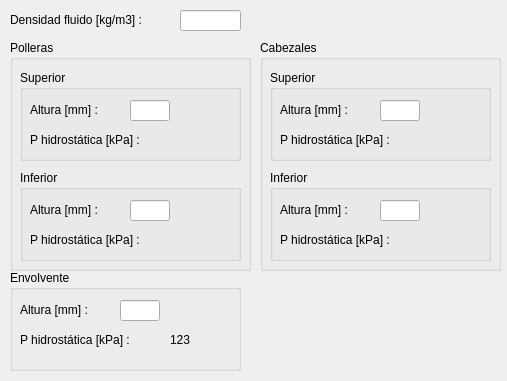
Qt form ui/tabla_presiones_hidrostaticas.ui (tinchofiuba/GUI_ASME) before a commit.
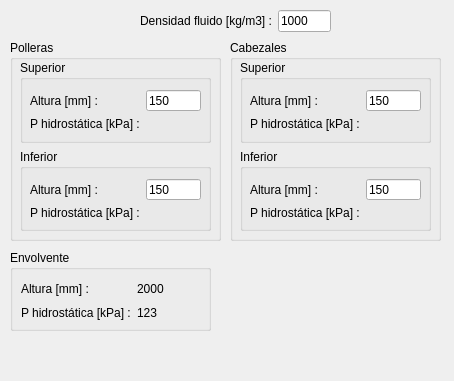
The same form after that commit.

```diff
--- a/ui/tabla_presiones_hidrostaticas.ui
+++ b/ui/tabla_presiones_hidrostaticas.ui
@@ -6,7 +6,7 @@
    <rect>
     <x>0</x>
     <y>0</y>
-    <width>507</width>
+    <width>454</width>
     <height>381</height>
    </rect>
   </property>
@@ -18,377 +18,317 @@
     <rect>
      <x>10</x>
      <y>40</y>
-     <width>241</width>
-     <height>231</height>
+     <width>211</width>
+     <height>201</height>
     </rect>
    </property>
    <property name="title">
     <string>Polleras</string>
    </property>
+   <widget class="QWidget" name="">
+    <property name="geometry">
+     <rect>
+      <x>10</x>
+      <y>20</y>
+      <width>191</width>
+      <height>171</height>
+     </rect>
+    </property>
+    <layout class="QVBoxLayout" name="verticalLayout">
+     <item>
    <widget class="QGroupBox" name="groupBox_2">
+       <property name="title">
+        <string>Superior</string>
+       </property>
+       <widget class="QWidget" name="">
     <property name="geometry">
      <rect>
       <x>10</x>
       <y>30</y>
-      <width>221</width>
-      <height>91</height>
-     </rect>
-    </property>
-    <property name="title">
-     <string>Superior</string>
-    </property>
+          <width>171</width>
+          <height>41</height>
+         </rect>
+        </property>
+        <layout class="QGridLayout" name="gridLayout">
+         <item row="0" column="0">
     <widget class="QLabel" name="label">
-     <property name="geometry">
-      <rect>
-       <x>10</x>
-       <y>30</y>
-       <width>91</width>
-       <height>19</height>
-      </rect>
-     </property>
      <property name="text">
       <string>Altura [mm] :</string>
      </property>
     </widget>
+         </item>
+         <item row="0" column="1">
     <widget class="QLineEdit" name="le_altura_poll_sup">
-     <property name="geometry">
-      <rect>
-       <x>110</x>
-       <y>30</y>
-       <width>40</width>
-       <height>21</height>
-      </rect>
-     </property>
      <property name="text">
-      <string/>
-     </property>
-    </widget>
+            <string>150</string>
+           </property>
+          </widget>
+         </item>
+         <item row="1" column="0">
     <widget class="QLabel" name="label_3">
-     <property name="geometry">
-      <rect>
-       <x>10</x>
-       <y>60</y>
-       <width>141</width>
-       <height>19</height>
-      </rect>
-     </property>
      <property name="text">
       <string>P hidrostática [kPa] :</string>
      </property>
     </widget>
+         </item>
+         <item row="1" column="1">
     <widget class="QLabel" name="l_valor_phidro_poll_sup">
-     <property name="geometry">
-      <rect>
-       <x>160</x>
-       <y>60</y>
-       <width>51</width>
-       <height>19</height>
-      </rect>
-     </property>
      <property name="text">
       <string/>
      </property>
     </widget>
-   </widget>
+         </item>
+        </layout>
+       </widget>
+      </widget>
+     </item>
+     <item>
    <widget class="QGroupBox" name="groupBox_3">
-    <property name="geometry">
-     <rect>
-      <x>10</x>
-      <y>130</y>
-      <width>221</width>
-      <height>91</height>
-     </rect>
-    </property>
     <property name="title">
      <string>Inferior</string>
     </property>
-    <widget class="QLineEdit" name="le_altura_poll_inf">
+       <widget class="QWidget" name="">
      <property name="geometry">
       <rect>
-       <x>110</x>
+          <x>10</x>
        <y>30</y>
-       <width>40</width>
-       <height>21</height>
-      </rect>
-     </property>
-     <property name="text">
-      <string/>
-     </property>
-    </widget>
+          <width>171</width>
+          <height>41</height>
+         </rect>
+        </property>
+        <layout class="QGridLayout" name="gridLayout_3">
+         <item row="0" column="0">
     <widget class="QLabel" name="label_2">
-     <property name="geometry">
-      <rect>
-       <x>10</x>
-       <y>30</y>
-       <width>91</width>
-       <height>19</height>
-      </rect>
-     </property>
      <property name="text">
       <string>Altura [mm] :</string>
      </property>
     </widget>
+         </item>
+         <item row="0" column="1">
+          <widget class="QLineEdit" name="le_altura_poll_inf">
+           <property name="text">
+            <string>150</string>
+           </property>
+          </widget>
+         </item>
+         <item row="1" column="0">
     <widget class="QLabel" name="label_4">
-     <property name="geometry">
-      <rect>
-       <x>10</x>
-       <y>60</y>
-       <width>141</width>
-       <height>19</height>
-      </rect>
-     </property>
      <property name="text">
       <string>P hidrostática [kPa] :</string>
      </property>
     </widget>
+         </item>
+         <item row="1" column="1">
     <widget class="QLabel" name="l_valor_phidro_poll_inf">
-     <property name="geometry">
-      <rect>
-       <x>160</x>
-       <y>60</y>
-       <width>51</width>
-       <height>19</height>
-      </rect>
-     </property>
      <property name="text">
       <string/>
      </property>
     </widget>
+         </item>
+        </layout>
+       </widget>
+      </widget>
+     </item>
+    </layout>
    </widget>
   </widget>
   <widget class="QGroupBox" name="groupBox_4">
    <property name="geometry">
     <rect>
-     <x>260</x>
+     <x>230</x>
      <y>40</y>
-     <width>241</width>
-     <height>231</height>
+     <width>211</width>
+     <height>201</height>
     </rect>
    </property>
    <property name="title">
     <string>Cabezales</string>
    </property>
+   <widget class="QWidget" name="">
+    <property name="geometry">
+     <rect>
+      <x>10</x>
+      <y>20</y>
+      <width>191</width>
+      <height>171</height>
+     </rect>
+    </property>
+    <layout class="QVBoxLayout" name="verticalLayout_2">
+     <item>
    <widget class="QGroupBox" name="groupBox_7">
+       <property name="title">
+        <string>Superior</string>
+       </property>
+       <widget class="QWidget" name="">
     <property name="geometry">
      <rect>
       <x>10</x>
       <y>30</y>
-      <width>221</width>
-      <height>91</height>
-     </rect>
-    </property>
-    <property name="title">
-     <string>Superior</string>
-    </property>
+          <width>171</width>
+          <height>41</height>
+         </rect>
+        </property>
+        <layout class="QGridLayout" name="gridLayout_2">
+         <item row="0" column="0">
     <widget class="QLabel" name="label_13">
-     <property name="geometry">
-      <rect>
-       <x>10</x>
-       <y>30</y>
-       <width>91</width>
-       <height>19</height>
-      </rect>
-     </property>
      <property name="text">
       <string>Altura [mm] :</string>
      </property>
     </widget>
+         </item>
+         <item row="0" column="1">
     <widget class="QLineEdit" name="le_altura_cab_sup">
-     <property name="geometry">
-      <rect>
-       <x>110</x>
-       <y>30</y>
-       <width>40</width>
-       <height>21</height>
-      </rect>
-     </property>
      <property name="text">
-      <string/>
-     </property>
-    </widget>
+            <string>150</string>
+           </property>
+          </widget>
+         </item>
+         <item row="1" column="0">
     <widget class="QLabel" name="label_14">
-     <property name="geometry">
-      <rect>
-       <x>10</x>
-       <y>60</y>
-       <width>141</width>
-       <height>19</height>
-      </rect>
-     </property>
      <property name="text">
       <string>P hidrostática [kPa] :</string>
      </property>
     </widget>
+         </item>
+         <item row="1" column="1">
     <widget class="QLabel" name="l_valor_phidro_cab_sup">
-     <property name="geometry">
-      <rect>
-       <x>160</x>
-       <y>60</y>
-       <width>51</width>
-       <height>19</height>
-      </rect>
-     </property>
      <property name="text">
       <string/>
      </property>
     </widget>
-   </widget>
+         </item>
+        </layout>
+       </widget>
+      </widget>
+     </item>
+     <item>
    <widget class="QGroupBox" name="groupBox_8">
-    <property name="geometry">
-     <rect>
-      <x>10</x>
-      <y>130</y>
-      <width>221</width>
-      <height>91</height>
-     </rect>
-    </property>
     <property name="title">
      <string>Inferior</string>
     </property>
-    <widget class="QLineEdit" name="le_altura_cab_inf">
+       <widget class="QWidget" name="">
      <property name="geometry">
       <rect>
-       <x>110</x>
+          <x>10</x>
        <y>30</y>
-       <width>40</width>
-       <height>21</height>
-      </rect>
-     </property>
-     <property name="text">
-      <string/>
-     </property>
-    </widget>
+          <width>171</width>
+          <height>41</height>
+         </rect>
+        </property>
+        <layout class="QGridLayout" name="gridLayout_4">
+         <item row="0" column="0">
     <widget class="QLabel" name="label_16">
-     <property name="geometry">
-      <rect>
-       <x>10</x>
-       <y>30</y>
-       <width>91</width>
-       <height>19</height>
-      </rect>
-     </property>
      <property name="text">
       <string>Altura [mm] :</string>
      </property>
     </widget>
+         </item>
+         <item row="0" column="1">
+          <widget class="QLineEdit" name="le_altura_cab_inf">
+           <property name="text">
+            <string>150</string>
+           </property>
+          </widget>
+         </item>
+         <item row="1" column="0">
     <widget class="QLabel" name="label_17">
-     <property name="geometry">
-      <rect>
-       <x>10</x>
-       <y>60</y>
-       <width>141</width>
-       <height>19</height>
-      </rect>
-     </property>
      <property name="text">
       <string>P hidrostática [kPa] :</string>
      </property>
     </widget>
+         </item>
+         <item row="1" column="1">
     <widget class="QLabel" name="l_valor_phidro_cab_inf">
-     <property name="geometry">
-      <rect>
-       <x>160</x>
-       <y>60</y>
-       <width>51</width>
-       <height>19</height>
-      </rect>
-     </property>
      <property name="text">
       <string/>
      </property>
     </widget>
+         </item>
+        </layout>
+       </widget>
+      </widget>
+     </item>
+    </layout>
    </widget>
   </widget>
   <widget class="QGroupBox" name="groupBox_9">
    <property name="geometry">
     <rect>
      <x>10</x>
-     <y>270</y>
-     <width>231</width>
-     <height>101</height>
+     <y>250</y>
+     <width>201</width>
+     <height>81</height>
     </rect>
    </property>
    <property name="title">
     <string>Envolvente</string>
    </property>
-   <widget class="QLabel" name="label_27">
+   <widget class="QWidget" name="">
     <property name="geometry">
      <rect>
-      <x>10</x>
-      <y>60</y>
-      <width>141</width>
-      <height>19</height>
+      <x>11</x>
+      <y>30</y>
+      <width>181</width>
+      <height>41</height>
      </rect>
     </property>
-    <property name="text">
-     <string>P hidrostática [kPa] :</string>
-    </property>
-   </widget>
+    <layout class="QGridLayout" name="gridLayout_5">
+     <item row="0" column="0">
    <widget class="QLabel" name="label_25">
-    <property name="geometry">
-     <rect>
-      <x>10</x>
-      <y>30</y>
-      <width>91</width>
-      <height>19</height>
-     </rect>
-    </property>
     <property name="text">
      <string>Altura [mm] :</string>
     </property>
    </widget>
+     </item>
+     <item row="0" column="1">
+      <widget class="QLabel" name="l_altura_envolvente">
+       <property name="text">
+        <string>2000</string>
+       </property>
+      </widget>
+     </item>
+     <item row="1" column="0">
+      <widget class="QLabel" name="label_27">
+       <property name="text">
+        <string>P hidrostática [kPa] :</string>
+       </property>
+      </widget>
+     </item>
+     <item row="1" column="1">
    <widget class="QLabel" name="l_valor_phidro_envolvente">
-    <property name="geometry">
-     <rect>
-      <x>160</x>
-      <y>60</y>
-      <width>61</width>
-      <height>19</height>
-     </rect>
-    </property>
     <property name="text">
      <string>123</string>
     </property>
    </widget>
-   <widget class="QLineEdit" name="lineEdit_9">
+     </item>
+    </layout>
+   </widget>
+  </widget>
+  <widget class="QWidget" name="">
     <property name="geometry">
      <rect>
-      <x>110</x>
-      <y>30</y>
-      <width>40</width>
-      <height>21</height>
-     </rect>
-    </property>
-    <property name="text">
-     <string/>
-    </property>
-   </widget>
-  </widget>
+     <x>140</x>
+     <y>10</y>
+     <width>191</width>
+     <height>22</height>
+    </rect>
+   </property>
+   <layout class="QGridLayout" name="gridLayout_6">
+    <item row="0" column="0">
   <widget class="QLabel" name="label_5">
-   <property name="geometry">
-    <rect>
-     <x>10</x>
-     <y>10</y>
-     <width>171</width>
-     <height>19</height>
-    </rect>
-   </property>
    <property name="text">
     <string>Densidad fluido [kg/m3] :</string>
    </property>
   </widget>
+    </item>
+    <item row="0" column="1">
   <widget class="QLineEdit" name="le_densidad_fluido">
-   <property name="geometry">
-    <rect>
-     <x>180</x>
-     <y>10</y>
-     <width>61</width>
-     <height>21</height>
-    </rect>
-   </property>
    <property name="text">
-    <string/>
-   </property>
+       <string>1000</string>
+      </property>
+     </widget>
+    </item>
+   </layout>
   </widget>
  </widget>
  <resources/>
```
Lines whose indentation alone changed are shown as unchanged.
